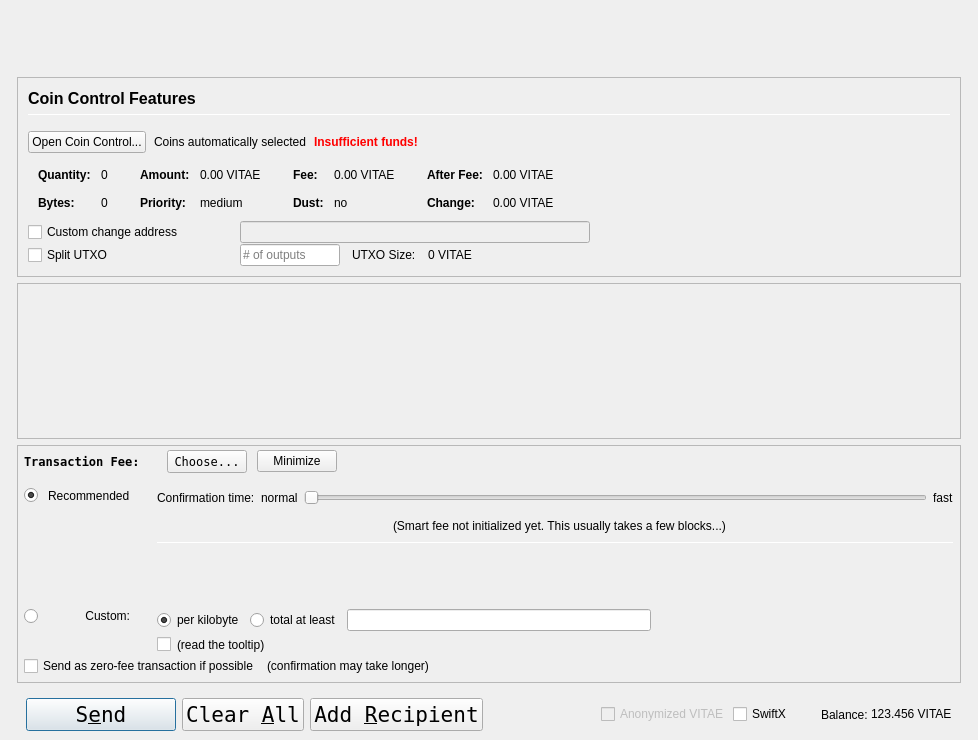
wqking-misc/AureusXIV, file src/qt/forms/sendcoinsdialog.ui: the form before one commit.
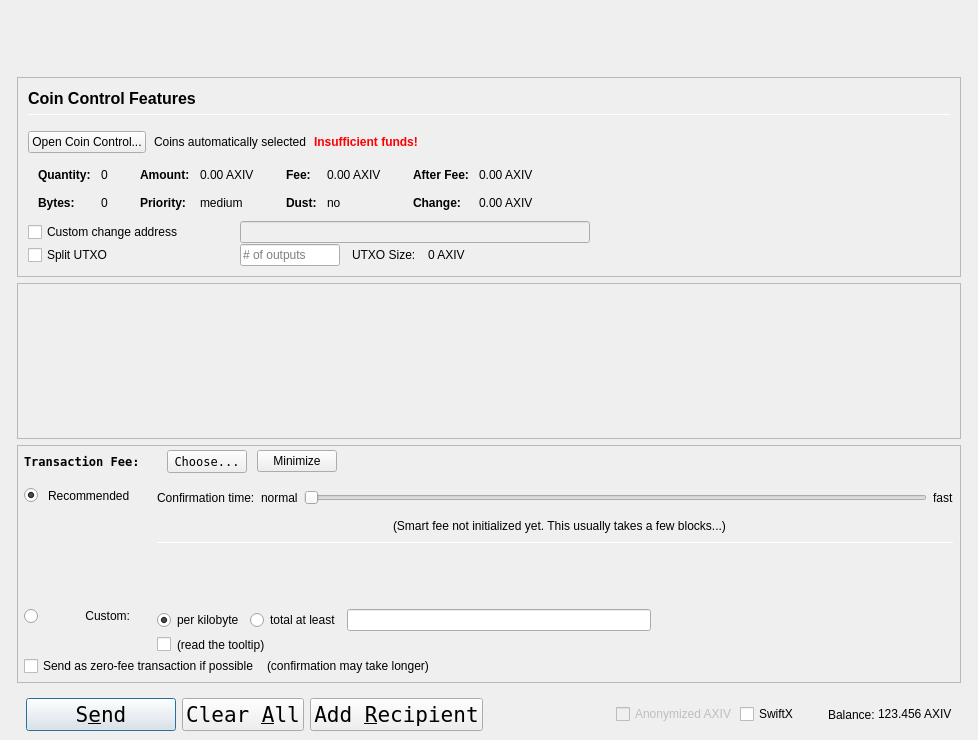
The form after the commit. Custom widgets are drawn as their Qt base class.

Diff of the .ui file:
```diff
--- a/src/qt/forms/sendcoinsdialog.ui
+++ b/src/qt/forms/sendcoinsdialog.ui
@@ -464,7 +464,7 @@
                         <enum>Qt::ActionsContextMenu</enum>
                        </property>
                        <property name="text">
-                        <string notr="true">0.00 VITAE</string>
+                        <string notr="true">0.00 AXIV</string>
                        </property>
                        <property name="textInteractionFlags">
                         <set>Qt::LinksAccessibleByMouse|Qt::TextSelectableByKeyboard|Qt::TextSelectableByMouse</set>
@@ -544,7 +544,7 @@
                         <enum>Qt::ActionsContextMenu</enum>
                        </property>
                        <property name="text">
-                        <string notr="true">0.00 VITAE</string>
+                        <string notr="true">0.00 AXIV</string>
                        </property>
                        <property name="textInteractionFlags">
                         <set>Qt::LinksAccessibleByMouse|Qt::TextSelectableByKeyboard|Qt::TextSelectableByMouse</set>
@@ -624,7 +624,7 @@
                         <enum>Qt::ActionsContextMenu</enum>
                        </property>
                        <property name="text">
-                        <string notr="true">0.00 VITAE</string>
+                        <string notr="true">0.00 AXIV</string>
                        </property>
                        <property name="textInteractionFlags">
                         <set>Qt::LinksAccessibleByMouse|Qt::TextSelectableByKeyboard|Qt::TextSelectableByMouse</set>
@@ -653,7 +653,7 @@
                         <enum>Qt::ActionsContextMenu</enum>
                        </property>
                        <property name="text">
-                        <string notr="true">0.00 VITAE</string>
+                        <string notr="true">0.00 AXIV</string>
                        </property>
                        <property name="textInteractionFlags">
                         <set>Qt::LinksAccessibleByMouse|Qt::TextSelectableByKeyboard|Qt::TextSelectableByMouse</set>
@@ -820,7 +820,7 @@
                 <item>
                  <widget class="QLabel" name="labelBlockSize">
                   <property name="text">
-                   <string>0 VITAE</string>
+                   <string>0 AXIV</string>
                   </property>
                  </widget>
                 </item>
@@ -1675,7 +1675,7 @@
                 <bool>false</bool>
                </property>
                <property name="text">
-                <string>Anonymized VITAE</string>
+                <string>Anonymized AXIV</string>
                </property>
               </widget>
              </item>
@@ -1714,7 +1714,7 @@
                 <cursorShape>IBeamCursor</cursorShape>
                </property>
                <property name="text">
-                <string notr="true">123.456 VITAE</string>
+                <string notr="true">123.456 AXIV</string>
                </property>
                <property name="textInteractionFlags">
                 <set>Qt::LinksAccessibleByMouse|Qt::TextSelectableByKeyboard|Qt::TextSelectableByMouse</set>
```
Left out of the diff: 10 changed lines with no effect on the pictures.
